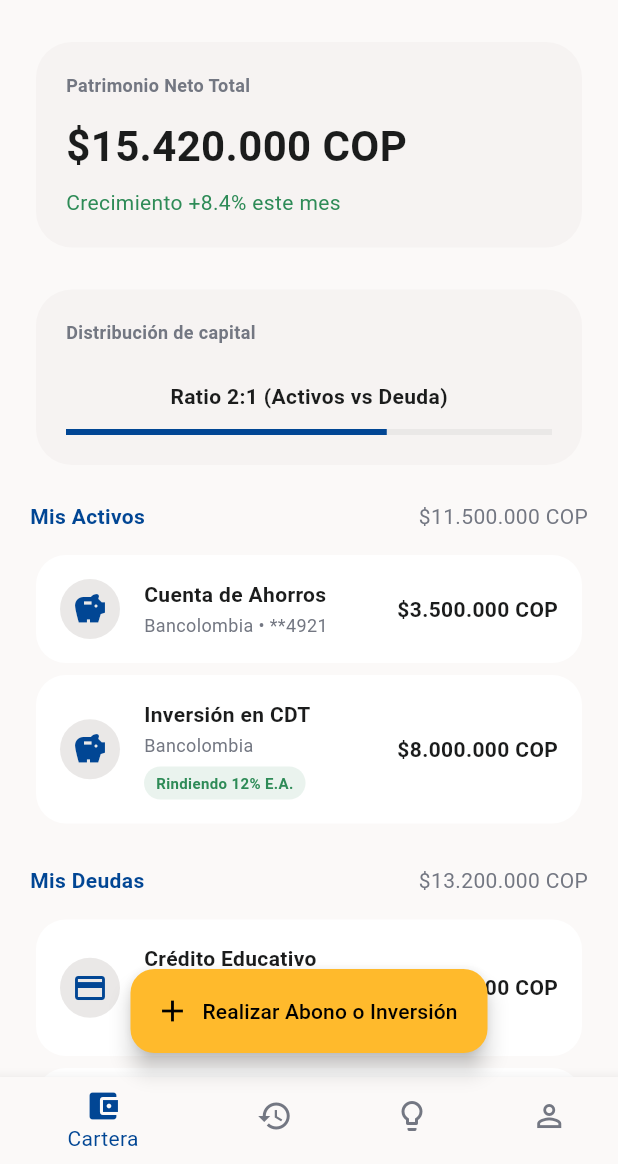
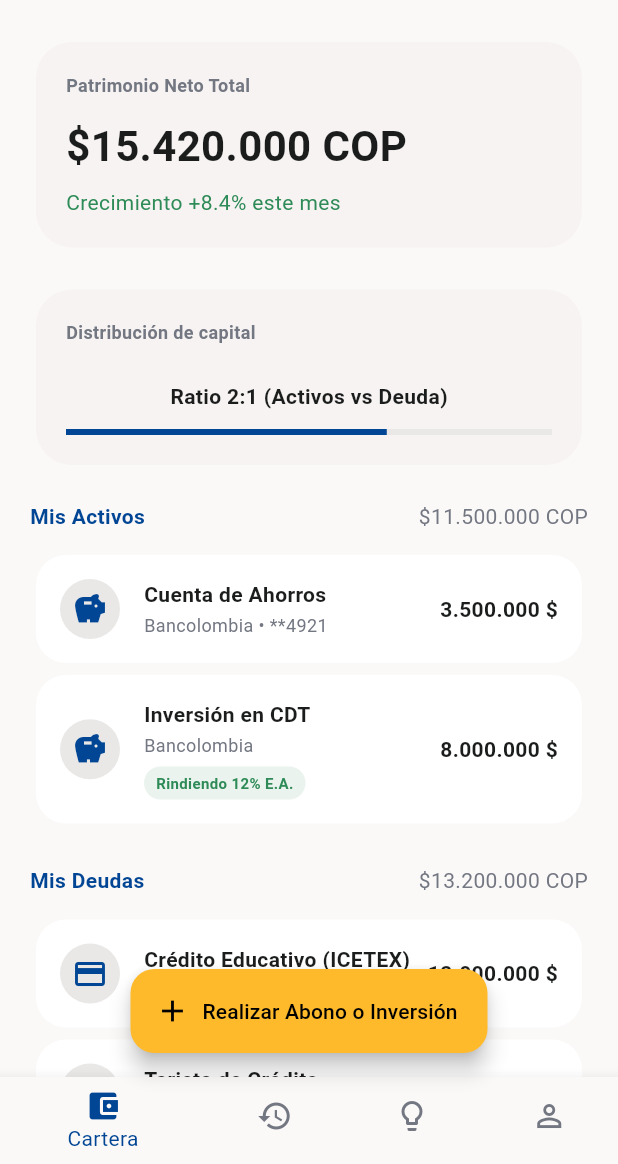
Before and after one commit to Nicolasmateo2/Eonix, a Flutter app: the screen it shows after launch, after a tap on "Comenzar mi Simulación", on a phone screen of 412 x 824 dp, the part 72-1236 px from its top. Run offline on Flutter 3.47's test engine with Material 3 defaults, Android fonts, the phone set to English and light mode, and no system bars.

Commit message:
Refine Flutter styling and formatting
Agent-Logs-Url: https://github.com/Nicolasmateo2/Eonix/sessions/047f0d93-b3d8-4146-ab02-98673f8b78a9

Co-authored-by: Nicolasmateo2 <200695796+Nicolasmateo2@users.noreply.github.com>

```diff
--- a/lib/data.dart
+++ b/lib/data.dart
@@ -1,3 +1,5 @@
+import 'package:intl/intl.dart';
+
 class Asset {
   const Asset({
     required this.name,
@@ -56,15 +58,10 @@ const debts = [
   ),
 ];
 
-String formatCurrency(int value) {
-  final digits = value.toString();
-  final buffer = StringBuffer();
-  for (var i = 0; i < digits.length; i++) {
-    buffer.write(digits[i]);
-    final remaining = digits.length - i - 1;
-    if (remaining > 0 && remaining % 3 == 0) {
-      buffer.write('.');
-    }
-  }
-  return '\$${buffer.toString()} COP';
-}
+final _currencyFormat = NumberFormat.currency(
+  locale: 'es_CO',
+  symbol: '\$',
+  decimalDigits: 0,
+);
+
+String formatCurrency(int value) => _currencyFormat.format(value);
--- a/lib/main.dart
+++ b/lib/main.dart
@@ -121,7 +121,7 @@ class MainShell extends StatelessWidget {
                 padding: const EdgeInsets.all(8),
                 child: CircleAvatar(
                   backgroundColor: _surfaceHigh,
-                  child: const Icon(Icons.person, color: _primary),
+                child: Icon(Icons.person, color: _primary),
                 ),
               )
             : IconButton(
@@ -184,7 +184,7 @@ class WelcomePage extends StatelessWidget {
               const Text(
                 'Eonix',
                 textAlign: TextAlign.center,
-                style: TextStyle(
+                style: const TextStyle(
                   fontSize: 44,
                   fontWeight: FontWeight.bold,
                   color: _primary,
@@ -194,7 +194,7 @@ class WelcomePage extends StatelessWidget {
               const Text(
                 'Toma el control de tu futuro financiero hoy.',
                 textAlign: TextAlign.center,
-                style: TextStyle(fontSize: 20, fontWeight: FontWeight.w600),
+                style: const TextStyle(fontSize: 20, fontWeight: FontWeight.w600),
               ),
               const Spacer(),
               ElevatedButton.icon(
@@ -235,10 +235,10 @@ class DashboardPage extends StatelessWidget {
             children: const [
               Text(
                 '\$15.420.000 COP',
-                style: TextStyle(fontSize: 28, fontWeight: FontWeight.bold),
+                style: const TextStyle(fontSize: 28, fontWeight: FontWeight.bold),
               ),
               SizedBox(height: 8),
-              Text('Crecimiento +8.4% este mes', style: TextStyle(color: _success)),
+              Text('Crecimiento +8.4% este mes', style: const TextStyle(color: _success)),
             ],
           ),
         ),
@@ -248,7 +248,7 @@ class DashboardPage extends StatelessWidget {
           child: Column(
             children: const [
               SizedBox(height: 12),
-              Text('Ratio 2:1 (Activos vs Deuda)', style: TextStyle(fontWeight: FontWeight.w600)),
+              Text('Ratio 2:1 (Activos vs Deuda)', style: const TextStyle(fontWeight: FontWeight.w600)),
               SizedBox(height: 12),
               LinearProgressIndicator(
                 value: 0.66,
@@ -285,7 +285,7 @@ class DashboardPage extends StatelessWidget {
         const Text(
           'Tu nivel de endeudamiento es del 40%. Intenta reducirlo para mejorar tu Score crediticio.',
           textAlign: TextAlign.center,
-          style: TextStyle(color: _outline, fontWeight: FontWeight.w600),
+          style: const TextStyle(color: _outline, fontWeight: FontWeight.w600),
         ),
       ],
     );
@@ -309,17 +309,17 @@ class _SimulationPageState extends State<SimulationPage> {
       children: [
         const Text(
           'Tu Futuro Financiero',
-          style: TextStyle(fontSize: 28, fontWeight: FontWeight.bold, color: _primaryContainer),
+          style: const TextStyle(fontSize: 28, fontWeight: FontWeight.bold, color: _primaryContainer),
         ),
         const SizedBox(height: 12),
-        const Text('Proyección de riqueza simulada', style: TextStyle(color: _outline)),
+        const Text('Proyección de riqueza simulada', style: const TextStyle(color: _outline)),
         const SizedBox(height: 20),
         _SectionCard(
           title: 'Patrimonio proyectado',
           child: Column(
             crossAxisAlignment: CrossAxisAlignment.start,
             children: const [
-              Text('\$100.4M COP', style: TextStyle(fontSize: 24, fontWeight: FontWeight.bold)),
+              Text('\$100.4M COP', style: const TextStyle(fontSize: 24, fontWeight: FontWeight.bold)),
               SizedBox(height: 12),
               LinearProgressIndicator(value: 0.75, color: _primaryContainer),
             ],
@@ -421,7 +421,7 @@ class ProfilePage extends StatelessWidget {
           child: Column(
             crossAxisAlignment: CrossAxisAlignment.start,
             children: const [
-              Text('Nivel 5', style: TextStyle(fontSize: 22, fontWeight: FontWeight.bold)),
+              Text('Nivel 5', style: const TextStyle(fontSize: 22, fontWeight: FontWeight.bold)),
               SizedBox(height: 8),
               LinearProgressIndicator(value: 0.75, color: _success),
             ],
--- a/pubspec.yaml
+++ b/pubspec.yaml
@@ -10,6 +10,7 @@ dependencies:
   flutter:
     sdk: flutter
   cupertino_icons: ^1.0.8
+  intl: ^0.19.0
 
 dev_dependencies:
   flutter_test:
```
